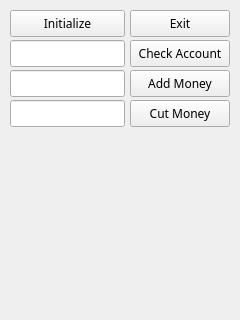
Before: the Qt Designer form mainwindow.ui in Arthraim/tortoiserfid, drawn with Qt 5.
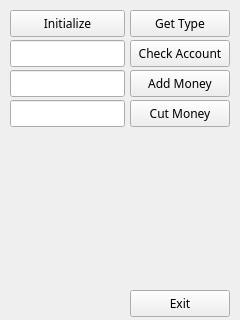
After: the same form once the commit is applied.

Commit message: 2009-03-24. Add Get type function. Serial port can't get correct feedback.

Patch:
```diff
--- a/mainwindow.ui
+++ b/mainwindow.ui
@@ -36,7 +36,7 @@
     <property name="geometry">
      <rect>
       <x>130</x>
-      <y>10</y>
+      <y>290</y>
       <width>100</width>
       <height>27</height>
      </rect>
@@ -149,6 +149,24 @@
      </font>
     </property>
    </widget>
+   <widget class="QPushButton" name="btn_GetType">
+    <property name="geometry">
+     <rect>
+      <x>130</x>
+      <y>10</y>
+      <width>100</width>
+      <height>27</height>
+     </rect>
+    </property>
+    <property name="font">
+     <font>
+      <family>Sans Serif</family>
+     </font>
+    </property>
+    <property name="text">
+     <string>Get Type</string>
+    </property>
+   </widget>
   </widget>
  </widget>
  <layoutdefault spacing="6" margin="11"/>
```
The commit also changes 7 other files.
